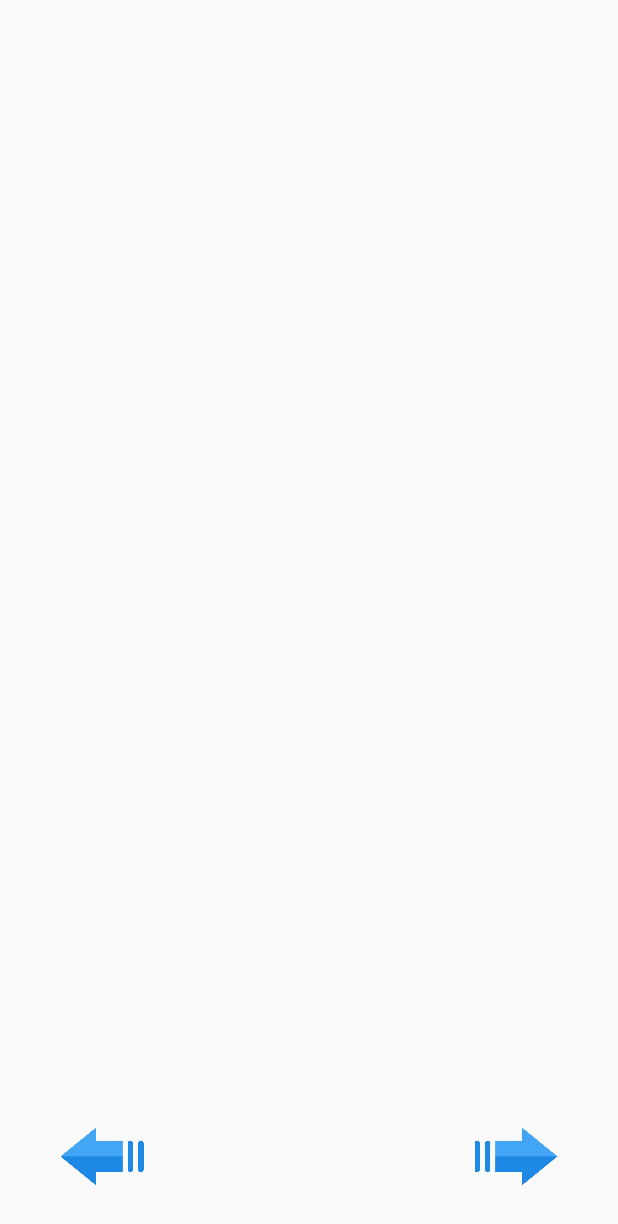
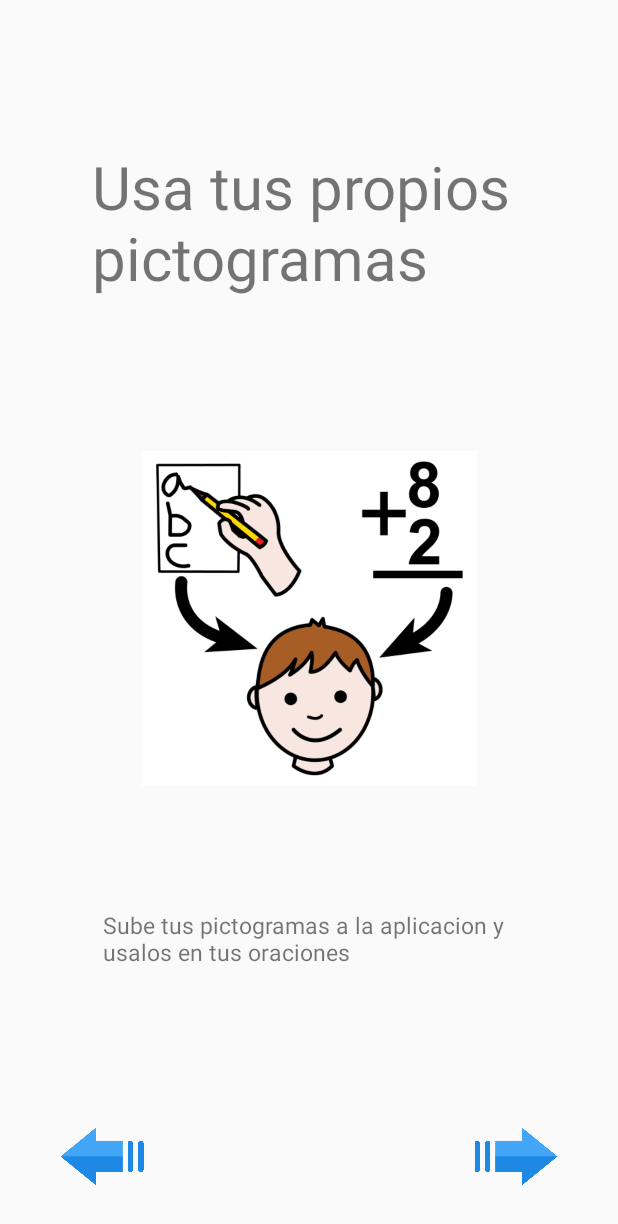
Before and after one commit to OzzMkl/AppPicto, an Android app: the p2 screen opened directly, with no data from a screen before it, on a phone screen of 412 x 824 dp. Shown: the top 1224 px of the screen. Run offline under Robolectric (Android 15) with nearby library versions, the phone set to English and light mode, and no system bars.

Commit message:
se agregaron detalles a los activities

```diff
--- a/app/src/main/java/co/mkl/picto2/Actividades/SplashActivity.java
+++ b/app/src/main/java/co/mkl/picto2/Actividades/SplashActivity.java
@@ -23,6 +23,7 @@ public class SplashActivity extends AppCompatActivity {
                 Intent intent = new Intent( SplashActivity.this, MainActivity.class);
                 startActivity(intent);
                 finish();
+                overridePendingTransition(R.transition.slide_in_right, R.transition.slide_out_left);
             }
         }, delayMillis);
     }
--- a/app/src/main/res/layout/activity_p2.xml
+++ b/app/src/main/res/layout/activity_p2.xml
@@ -5,6 +5,40 @@
     android:layout_width="match_parent"
     android:layout_height="match_parent"
     tools:context=".Actividades.p2">
+
+    <TextView
+        android:id="@+id/txtV"
+        android:layout_width="289dp"
+        android:layout_height="106dp"
+        android:text="Usa tus propios pictogramas"
+        android:textSize="40sp"
+        app:layout_constraintBottom_toTopOf="@+id/imageView4"
+        app:layout_constraintEnd_toEndOf="parent"
+        app:layout_constraintStart_toStartOf="parent"
+        app:layout_constraintTop_toTopOf="parent" />
+
+    <TextView
+        android:id="@+id/txtV2"
+        android:layout_width="274dp"
+        android:layout_height="48dp"
+        android:text="Sube tus pictogramas a la aplicacion y usalos en tus oraciones"
+        android:textSize="15sp"
+        app:layout_constraintBottom_toBottomOf="parent"
+        app:layout_constraintEnd_toEndOf="parent"
+        app:layout_constraintHorizontal_bias="0.496"
+        app:layout_constraintStart_toStartOf="parent"
+        app:layout_constraintTop_toBottomOf="@+id/imageView4"
+        app:layout_constraintVertical_bias="0.325" />
+
+    <ImageView
+        android:id="@+id/imageView4"
+        android:layout_width="238dp"
+        android:layout_height="223dp"
+        android:src="@drawable/aprender"
+        app:layout_constraintBottom_toBottomOf="parent"
+        app:layout_constraintEnd_toEndOf="parent"
+        app:layout_constraintStart_toStartOf="parent"
+        app:layout_constraintTop_toTopOf="parent" />
 
     <ImageView
         android:id="@+id/btnTerminar"
```
Also changed, not shown: app/src/main/res/layout/activity_main.xml (+27 -6 lines), app/src/main/res/layout/activity_splash.xml (+11 -8 lines), app/src/main/res/drawable/aprender.png (added), app/src/main/res/drawable/llevar.png (added).
